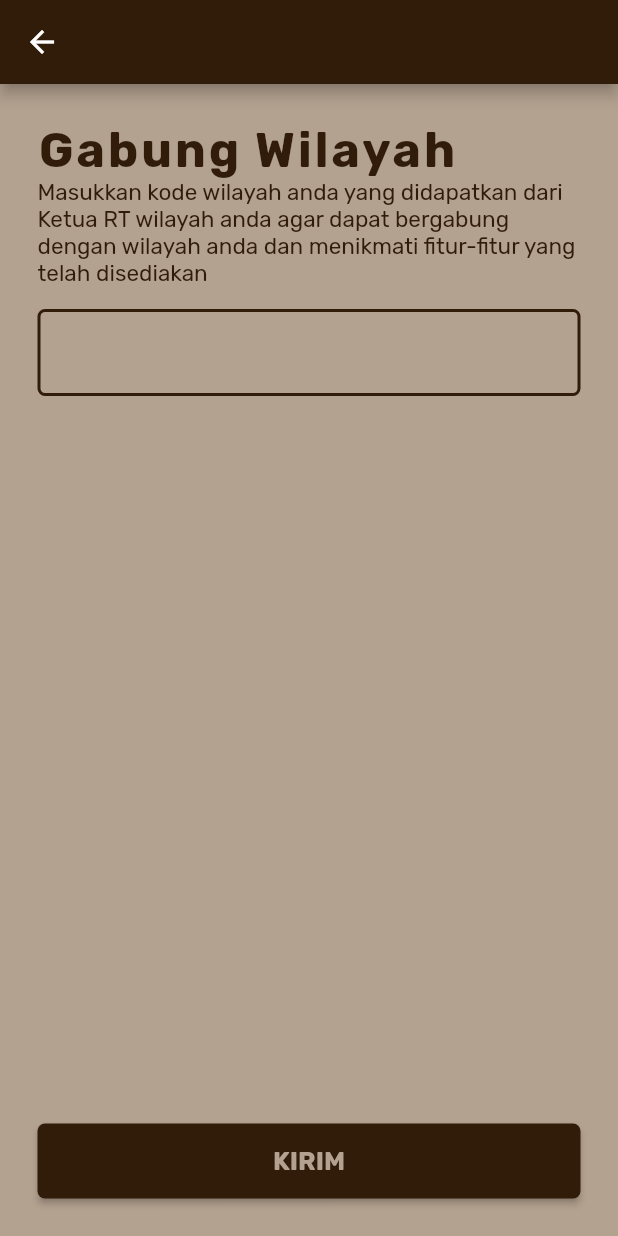
After one commit to Smart-RT/SmartRT-mobile, a Flutter app: the GabungWilayah screen opened directly, on a phone screen of 412 x 824 dp. The commit adds this screen. Run offline on Flutter 3.47's test engine with Material 2 defaults, Android fonts, the phone set to English and light mode, and no system bars; our stand-ins replace date_time_picker, dio, dropdown_button2, firebase_auth, firebase_core, flutter_secure_storage and 2 more; accounts and stored records are empty.

Commit message:
menambahkan tampilan halaman gabung wilayah

```diff
--- a/lib/routes/routes.dart
+++ b/lib/routes/routes.dart
@@ -5,6 +5,7 @@ import 'package:smart_rt/screens/public_screens/authentications/otp_page.dart';
 import 'package:smart_rt/screens/public_screens/authentications/register/register_page_1.dart';
 import 'package:smart_rt/screens/public_screens/authentications/register/register_page_2.dart';
 import 'package:smart_rt/screens/public_screens/authentications/welcome_page.dart';
+import 'package:smart_rt/screens/public_screens/gabung_wilayah/gabung_wilayah.dart';
 import 'package:smart_rt/screens/public_screens/test_screen.dart';
 import 'package:smart_rt/screens/public_screens/test_screen2.dart';
 
@@ -40,6 +41,10 @@ class Routes {
         return MaterialPageRoute(builder: (context) {
           return const GuestHome();
         });
+      case GabungWilayah.id:
+        return MaterialPageRoute(builder: (context) {
+          return const GabungWilayah();
+        });
       case TestScreen.id:
         return MaterialPageRoute(builder: (context) {
           return const TestScreen();
--- a/lib/screens/guest_screens/guest_home.dart
+++ b/lib/screens/guest_screens/guest_home.dart
@@ -212,6 +212,8 @@ class _GuestHomeState extends State<GuestHome> {
           Container(
             width: double.infinity,
             height: 155,
+            child: GestureDetector(
+              onTap: () {/** ... */},
               child: Card(
                 color: smartRTCardColor,
                 shadowColor: smartRTShadowColor,
@@ -234,6 +236,7 @@ class _GuestHomeState extends State<GuestHome> {
                         style: smartRTTextLargeBold_Secondary,
                       )
                     ],
+                  ),
                 ),
               ),
             ),
--- /dev/null
+++ b/lib/screens/public_screens/gabung_wilayah/gabung_wilayah.dart
@@ -0,0 +1,66 @@
+import 'package:flutter/material.dart';
+import 'package:flutter/src/foundation/key.dart';
+import 'package:flutter/src/widgets/framework.dart';
+import 'package:smart_rt/constants/size.dart';
+import 'package:smart_rt/constants/style.dart';
+
+class GabungWilayah extends StatefulWidget {
+  static const String id = 'GabungWilayah';
+  const GabungWilayah({Key? key}) : super(key: key);
+
+  @override
+  State<GabungWilayah> createState() => _GabungWilayahState();
+}
+
+class _GabungWilayahState extends State<GabungWilayah> {
+  @override
+  Widget build(BuildContext context) {
+    return Scaffold(
+      appBar: AppBar(
+        title: Text(''),
+      ),
+      body: Padding(
+        padding: paddingScreen,
+        child: Column(
+          mainAxisAlignment: MainAxisAlignment.spaceBetween,
+          children: [
+            Column(
+                crossAxisAlignment: CrossAxisAlignment.start,
+                children: [
+                  Text(
+                    'Gabung Wilayah',
+                    style: smartRTTextTitle_Primary,
+                  ),
+                  Text(
+                    'Masukkan kode wilayah anda yang didapatkan dari Ketua RT wilayah anda agar dapat bergabung dengan wilayah anda dan menikmati fitur-fitur yang telah disediakan',
+                    style: smartRTTextNormal_Primary,
+                  ),
+                  SB_height15,
+                  TextFormField(
+                    autocorrect: false,
+                    style: smartRTTextNormal_Primary,
+                    validator: (value) {
+                      if (value == null || value.isEmpty) {
+                        return 'Nama tidak boleh kosong';
+                      }
+                    },
+                  ),
+                ],
+              ),
+              Container(
+                width: double.infinity,
+                child: ElevatedButton(
+                  onPressed: () {/** ... */},
+                  child: Text(
+                    'KIRIM',
+                    style: smartRTTextLargeBold_Secondary,
+                  ),
+                ),
+              ),
+
+          ],
+        ),
+      ),
+    );
+  }
+}
```
Lines whose indentation alone changed are shown as unchanged.
